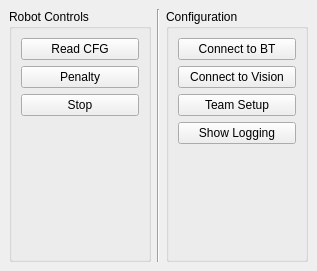
SSabev/SDPCode, file GUI/mainwindow.ui: the form before one commit.
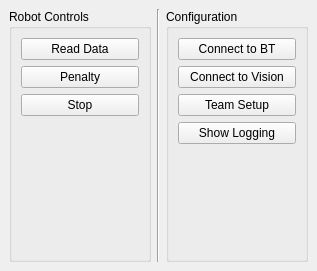
The form after the commit. Icons and pictures are not drawn.

Commit message: Test procedure for frame data transfer between vision and GUI; as discussed wiped out passing configuration data methods

What changed in the file:
```diff
--- a/GUI/mainwindow.ui
+++ b/GUI/mainwindow.ui
@@ -28,7 +28,7 @@
        <item>
         <widget class="QPushButton" name="moveStraightBtn">
          <property name="text">
-          <string>Read CFG</string>
+          <string>Read Data</string>
          </property>
         </widget>
        </item>
```
The commit also changes 5 other files.
